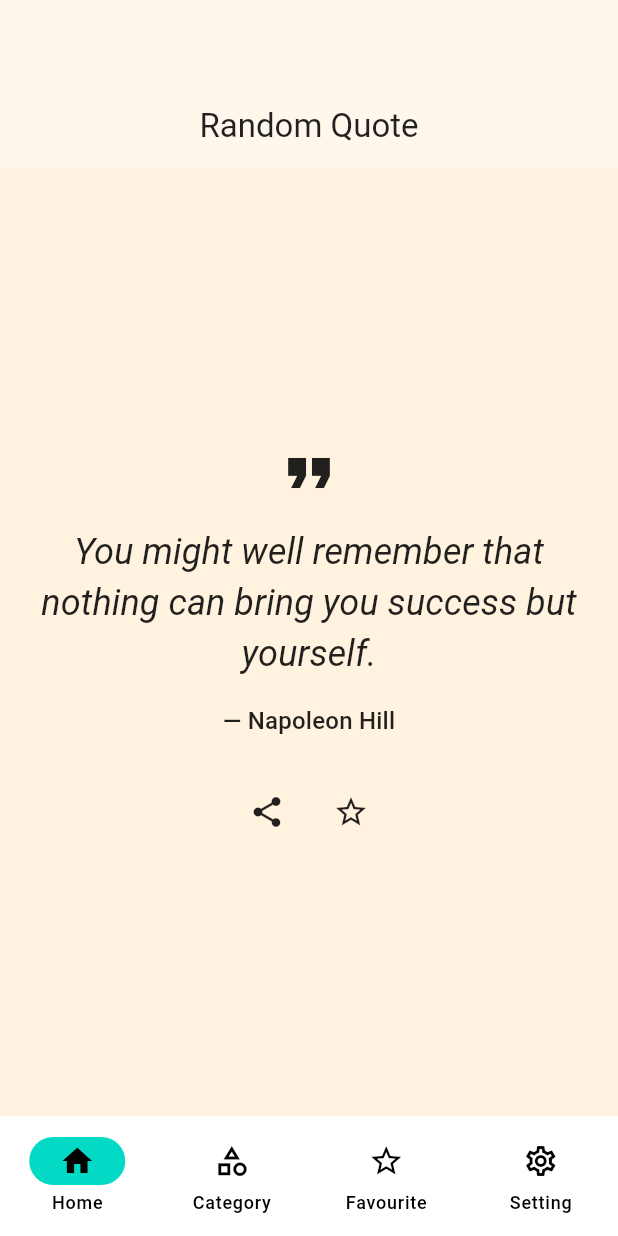
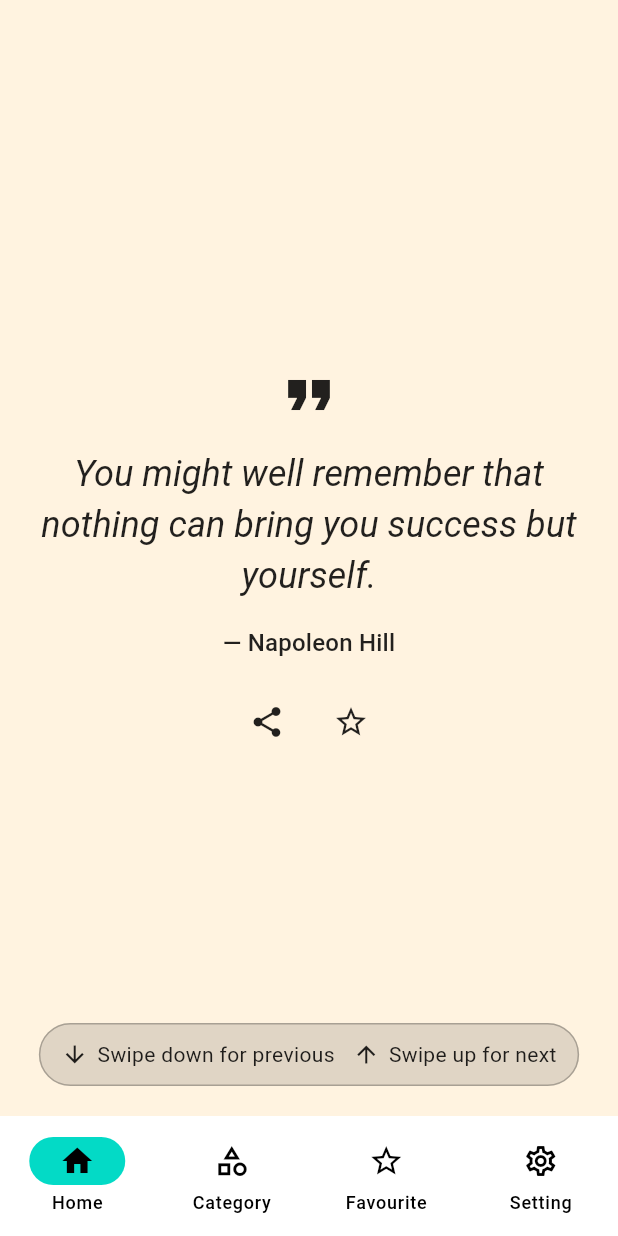
Before and after one commit to trungkienioicamp/flutter_quote, a Flutter app: the first screen one second after launch, on a phone screen of 412 x 824 dp. Run offline on Flutter 3.47's test engine with Material 2 defaults, Android fonts, the phone set to English and light mode, and no system bars; our stand-ins replace share_plus, shared_preferences; network calls fail.

Commit message:
before deloyment

```diff
--- a/lib/main.dart
+++ b/lib/main.dart
@@ -61,7 +61,8 @@ class _RootScreenState extends State<RootScreen> {
     ];
 
     return ThemedScaffold(
-      title: ['', '', '', ''][_index],
+      // no title -> no AppBar
+      title: null,
       body: IndexedStack(index: _index, children: pages),
       bottomNavigationBar: NavigationBar(
         selectedIndex: _index,
@@ -93,7 +94,7 @@ class _RootScreenState extends State<RootScreen> {
   }
 }
 
-/// Reusable quote viewer page with swipe up/down.
+/// Reusable quote viewer page with swipe up/down and a one-time hint.
 /// If [category] is null => Home (Random).
 class QuotePage extends StatefulWidget {
   final QuoteService service;
@@ -118,18 +119,37 @@ class _QuotePageState extends State<QuotePage> {
   String? _hint;
   int _swipeDir = 1; // 1 = up/next, -1 = down/prev
 
+  // --- one-time swipe hint state ---
+  bool _showSwipeHint = false;
+  double _hintOpacity = 1.0;
+
   Quote? get _current =>
       (_cursor >= 0 && _cursor < _history.length) ? _history[_cursor] : null;
 
   @override
   void initState() {
     super.initState();
-    // If page opened with a category, persist it as "last used"
+    // persist last used category (if any)
     if (widget.category != null) {
       WidgetsBinding.instance.addPostFrameCallback((_) {
         context.read<AppState>().setLastCategory(widget.category!.name);
       });
     }
+    // show swipe hint if not yet seen
+    WidgetsBinding.instance.addPostFrameCallback((_) {
+      final app = context.read<AppState>();
+      if (!app.hintSeen) {
+        setState(() {
+          _showSwipeHint = true;
+          _hintOpacity = 1.0;
+        });
+        // auto-fade after a short delay
+        Future.delayed(const Duration(seconds: 3), () {
+          _hideSwipeHint(markSeen: true);
+        });
+      }
+    });
+
     _loadNext(initial: true);
   }
 
@@ -140,7 +160,7 @@ class _QuotePageState extends State<QuotePage> {
     });
 
     try {
-      // If we have a forward item in history (user had swiped back), go forward without fetching
+      // If user had gone back, allow forward navigation through history
       if (_cursor < _history.length - 1) {
         setState(() {
           _cursor++;
@@ -155,7 +175,6 @@ class _QuotePageState extends State<QuotePage> {
     } on Cooldown catch (c) {
       setState(() => _hint = 'Easy 🙂 Try again in ~${c.remaining.inSeconds.clamp(1, 9)}s');
     } catch (_) {
-      // Network issue: use local fallback
       final q = widget.service.localQuote(widget.category);
       setState(() {
         _history.add(q);
@@ -180,6 +199,9 @@ class _QuotePageState extends State<QuotePage> {
   }
 
   void _onVerticalEnd(DragEndDetails d) {
+    // first swipe hides the hint immediately
+    _hideSwipeHint(markSeen: true);
+
     final vy = d.primaryVelocity ?? 0;
     if (vy < -200) {
       // swipe up -> next
@@ -190,6 +212,16 @@ class _QuotePageState extends State<QuotePage> {
       _swipeDir = -1;
       _goPrev();
     }
+  }
+
+  void _hideSwipeHint({bool markSeen = false}) {
+    if (!_showSwipeHint) return;
+    setState(() => _hintOpacity = 0.0);
+    Future.delayed(const Duration(milliseconds: 350), () {
+      if (!mounted) return;
+      setState(() => _showSwipeHint = false);
+      if (markSeen) context.read<AppState>().markHintSeen();
+    });
   }
 
   void _shareCurrent() async {
@@ -214,7 +246,6 @@ class _QuotePageState extends State<QuotePage> {
 
   @override
   Widget build(BuildContext context) {
-    final title = widget.title ?? (widget.category?.name ?? 'Quotes');
     final app = context.watch<AppState>();
     final textColor = app.foreground;
     final isFav = _current != null && app.isFavorite(_current!);
@@ -233,9 +264,18 @@ class _QuotePageState extends State<QuotePage> {
                 onToggleFavorite: () => _toggleFavorite(app),
               );
 
+    // bubble bg: faint contrast against current background
+    final bubbleBg = app.isDark
+        ? Colors.white.withOpacity(0.12)
+        : Colors.black.withOpacity(0.12);
+
     return ThemedScaffold(
-      title: title,
-      body: GestureDetector(
+      // no title -> no AppBar
+      title: null,
+      body: Stack(
+        fit: StackFit.expand,
+        children: [
+          GestureDetector(
             onVerticalDragEnd: _onVerticalEnd,
             child: AnimatedSwitcher(
               duration: const Duration(milliseconds: 220),
@@ -248,6 +288,49 @@ class _QuotePageState extends State<QuotePage> {
               },
               child: bodyChild,
             ),
+          ),
+          if (_showSwipeHint)
+            Align(
+              alignment: Alignment.bottomCenter,
+              child: Padding(
+                padding: const EdgeInsets.only(bottom: 20),
+                child: AnimatedOpacity(
+                  opacity: _hintOpacity,
+                  duration: const Duration(milliseconds: 350),
+                  child: Container(
+                    padding: const EdgeInsets.symmetric(horizontal: 14, vertical: 10),
+                    decoration: BoxDecoration(
+                      color: bubbleBg,
+                      borderRadius: BorderRadius.circular(24),
+                      border: Border.all(
+                        color: app.isDark
+                            ? Colors.white.withOpacity(0.25)
+                            : Colors.black.withOpacity(0.25),
+                      ),
+                    ),
+                    child: Row(
+                      mainAxisSize: MainAxisSize.min,
+                      children: [
+                        Icon(Icons.arrow_downward, size: 18, color: textColor),
+                        const SizedBox(width: 6),
+                        Text(
+                          'Swipe down for previous',
+                          style: TextStyle(color: textColor),
+                        ),
+                        const SizedBox(width: 12),
+                        Icon(Icons.arrow_upward, size: 18, color: textColor),
+                        const SizedBox(width: 6),
+                        Text(
+                          'Swipe up for next',
+                          style: TextStyle(color: textColor),
+                        ),
+                      ],
+                    ),
+                  ),
+                ),
+              ),
+            ),
+        ],
       ),
     );
   }
@@ -267,7 +350,8 @@ class CategoryTab extends StatelessWidget {
         : null;
 
     return ThemedScaffold(
-      title: 'Pick a Category',
+      // no title -> no AppBar
+      title: null,
       body: ListView(
         padding: const EdgeInsets.all(16),
         children: [
@@ -322,7 +406,6 @@ class CategoryTab extends StatelessWidget {
               final c = kCategories[i];
               return InkWell(
                 onTap: () {
-                  // persist last category
                   context.read<AppState>().setLastCategory(c.name);
                   Navigator.of(context).push(
                     MaterialPageRoute(
@@ -422,10 +505,6 @@ class _QuoteView extends StatelessWidget {
               textAlign: TextAlign.center,
               style: theme.textTheme.titleMedium?.copyWith(color: textColor),
             ),
-            const SizedBox(height: 8),
-            // Text('source: ${quote.source}',
-            //     style: theme.textTheme.bodySmall
-            //         ?.copyWith(color: textColor.withOpacity(0.8))),
             const SizedBox(height: 16),
             Row(
               mainAxisAlignment: MainAxisAlignment.center,
@@ -503,7 +582,8 @@ class FavoritesPage extends StatelessWidget {
     final textColor = app.foreground;
 
     return ThemedScaffold(
-      title: 'Favourites',
+      // no title -> no AppBar
+      title: null,
       body: items.isEmpty
           ? Center(
               child: Text(
@@ -583,7 +663,8 @@ class SettingsPage extends StatelessWidget {
   Widget build(BuildContext context) {
     final app = context.watch<AppState>();
     return ThemedScaffold(
-      title: 'Settings',
+      // no title -> no AppBar
+      title: null,
       body: ListView(
         padding: const EdgeInsets.all(16),
         children: [
@@ -621,7 +702,8 @@ class SettingsPage extends StatelessWidget {
           SizedBox(
             height: 180,
             child: ThemedScaffold(
-              title: 'Preview',
+              // no title in preview either
+              title: null,
               body: Center(
                 child: Text(
                   '“The only way out is through.”\n— Robert Frost',
```
Also changed, not shown: lib/src/app_state.dart (+22 -3 lines). Lines whose indentation alone changed are shown as unchanged.
